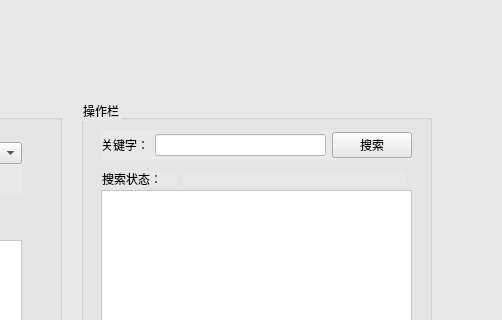
This is GUI/syscoach.ui in Holy-Shine/Acrotest as Qt 5 draws it before an edit; both pictures show x 789 to 1291 and y 0 to 320 of the 1291 by 651 pixel window. The edited form follows.
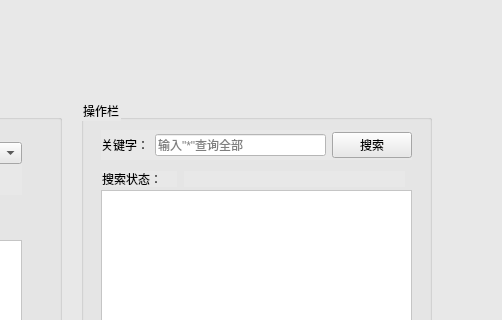
This is the edited form. Icons and pictures are not drawn.

```diff
--- a/GUI/syscoach.ui
+++ b/GUI/syscoach.ui
@@ -454,6 +454,9 @@
          <property name="styleSheet">
           <string notr="true">background-color: rgb(255, 255, 255);</string>
          </property>
+         <property name="placeholderText">
+          <string>输入&quot;*&quot;查询全部</string>
+         </property>
         </widget>
        </item>
        <item row="0" column="0">
```
Left out of the diff: 6 changed lines with no effect on the pictures.
